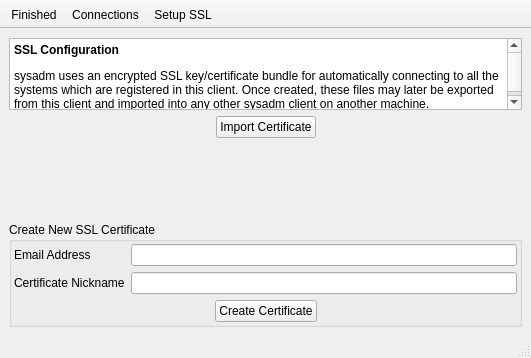
Before: the Qt Designer form src-qt5/gui_client/C_Manager.ui in trueos/sysadm-ui-qt, drawn with Qt 5.
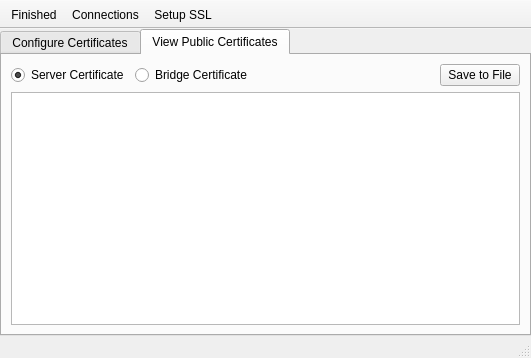
After: the same form once the commit is applied. The open tabs and pages were chosen to show the change. Icons and pictures are not drawn.

Commit message: Get more of the client ready for testing with a bridge. Having an issue generating a new SSL cert bundle for bridge access right now - looking into it still.

```diff
--- a/src-qt5/gui_client/C_Manager.ui
+++ b/src-qt5/gui_client/C_Manager.ui
@@ -192,6 +192,32 @@
       </widget>
       <widget class="QWidget" name="page_ssl">
        <layout class="QVBoxLayout" name="verticalLayout_3">
+        <property name="leftMargin">
+         <number>0</number>
+        </property>
+        <property name="topMargin">
+         <number>0</number>
+        </property>
+        <property name="rightMargin">
+         <number>0</number>
+        </property>
+        <property name="bottomMargin">
+         <number>0</number>
+        </property>
+        <item>
+         <widget class="QTabWidget" name="tabwidget_ssl_settings">
+          <property name="currentIndex">
+           <number>0</number>
+          </property>
+          <widget class="QWidget" name="tab_config">
+           <attribute name="icon">
+            <iconset resource="../icons/icons.qrc">
+             <normaloff>:/icons/black/key.svg</normaloff>:/icons/black/key.svg</iconset>
+           </attribute>
+           <attribute name="title">
+            <string>Configure Certificates</string>
+           </attribute>
+           <layout class="QVBoxLayout" name="verticalLayout_4">
         <item>
          <widget class="QTextEdit" name="textEdit">
           <property name="sizePolicy">
@@ -260,19 +286,6 @@
           </item>
          </layout>
         </item>
-        <item>
-         <spacer name="verticalSpacer_3">
-          <property name="orientation">
-           <enum>Qt::Vertical</enum>
-          </property>
-          <property name="sizeHint" stdset="0">
-           <size>
-            <width>20</width>
-            <height>0</height>
-           </size>
-          </property>
-         </spacer>
-        </item>
         <item>
          <widget class="QGroupBox" name="group_ssl_create">
           <property name="sizePolicy">
@@ -288,7 +301,7 @@
            </font>
           </property>
           <property name="title">
-           <string>Create New SSL Certificate</string>
+               <string>Create New SSL Certificates</string>
           </property>
           <layout class="QFormLayout" name="formLayout">
            <property name="leftMargin">
@@ -382,6 +395,76 @@
             </layout>
            </item>
           </layout>
+             </widget>
+            </item>
+           </layout>
+          </widget>
+          <widget class="QWidget" name="tab_view">
+           <attribute name="icon">
+            <iconset resource="../icons/icons.qrc">
+             <normaloff>:/icons/black/glasses.svg</normaloff>:/icons/black/glasses.svg</iconset>
+           </attribute>
+           <attribute name="title">
+            <string>View Public Certificates</string>
+           </attribute>
+           <layout class="QVBoxLayout" name="verticalLayout_5">
+            <item>
+             <layout class="QHBoxLayout" name="horizontalLayout_3">
+              <item>
+               <widget class="QRadioButton" name="radio_ssl_server">
+                <property name="text">
+                 <string>Server Certificate</string>
+                </property>
+                <property name="checked">
+                 <bool>true</bool>
+                </property>
+               </widget>
+              </item>
+              <item>
+               <widget class="QRadioButton" name="radio_ssl_bridge">
+                <property name="text">
+                 <string>Bridge Certificate</string>
+                </property>
+               </widget>
+              </item>
+              <item>
+               <spacer name="horizontalSpacer_5">
+                <property name="orientation">
+                 <enum>Qt::Horizontal</enum>
+                </property>
+                <property name="sizeHint" stdset="0">
+                 <size>
+                  <width>40</width>
+                  <height>20</height>
+                 </size>
+                </property>
+               </spacer>
+              </item>
+              <item>
+               <widget class="QPushButton" name="push_ssl_cert_to_file">
+                <property name="text">
+                 <string>Save to File</string>
+                </property>
+                <property name="icon">
+                 <iconset resource="../icons/icons.qrc">
+                  <normaloff>:/icons/black/inbox-download.svg</normaloff>:/icons/black/inbox-download.svg</iconset>
+                </property>
+               </widget>
+              </item>
+             </layout>
+            </item>
+            <item>
+             <widget class="QPlainTextEdit" name="text_ssl_view">
+              <property name="readOnly">
+               <bool>true</bool>
+              </property>
+              <property name="textInteractionFlags">
+               <set>Qt::LinksAccessibleByMouse|Qt::TextSelectableByMouse</set>
+              </property>
+             </widget>
+            </item>
+           </layout>
+          </widget>
          </widget>
         </item>
        </layout>
```
Left out of the diff: 2 changed lines with no effect on the pictures. Lines whose indentation alone changed are shown as unchanged. The commit also changes 5 other files.
